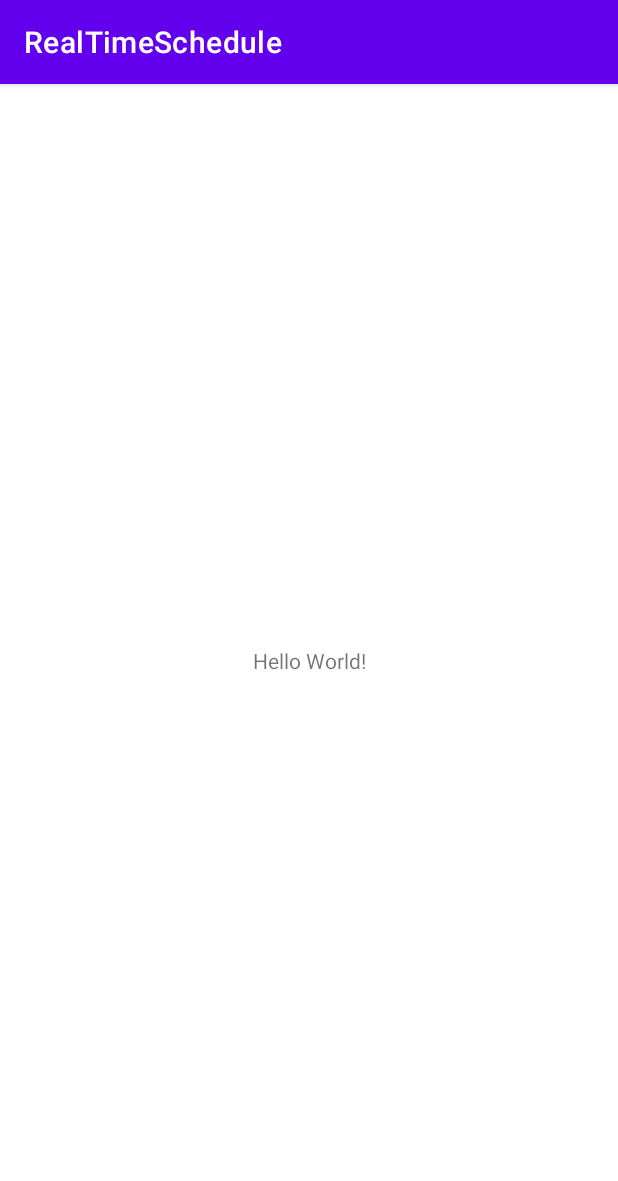
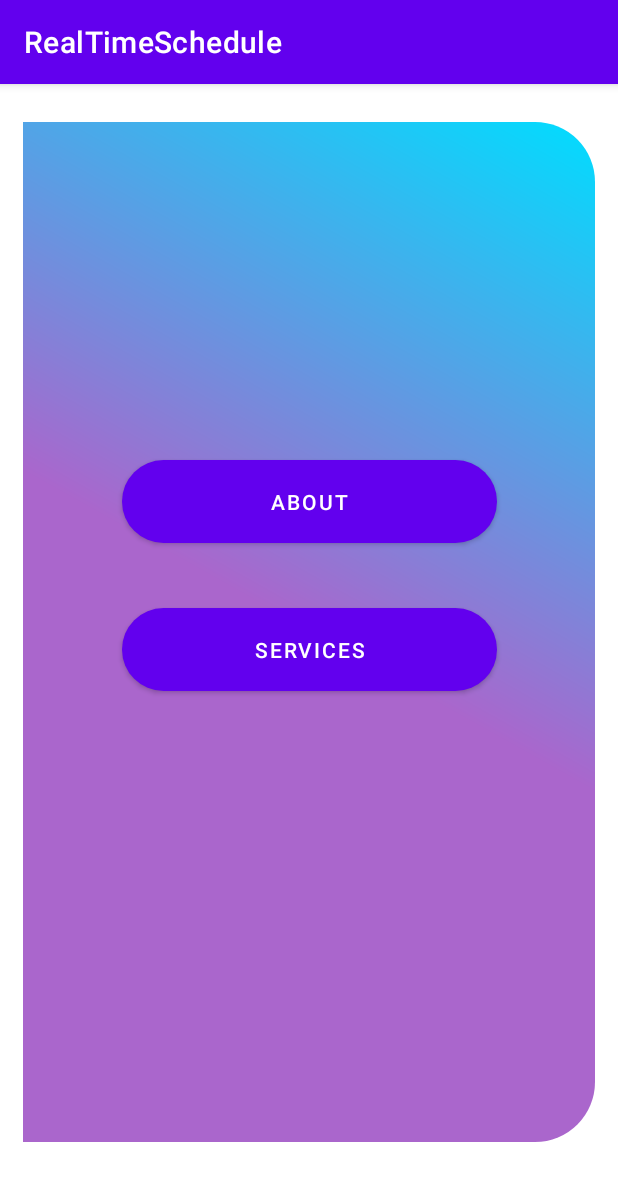
Before and after one commit to muasyaruth/Project, an Android app: the MainActivity screen opened directly, with no data from a screen before it, on a phone screen of 412 x 824 dp. Shown: the top 1181 px of the screen. Run offline under Robolectric (Android 15) with nearby library versions, the phone set to English and light mode, and no system bars.

Commit message:
Events-Application

```diff
--- a/app/build.gradle
+++ b/app/build.gradle
@@ -41,4 +41,5 @@ dependencies {
     testImplementation 'junit:junit:4.13.2'
     androidTestImplementation 'androidx.test.ext:junit:1.1.3'
     androidTestImplementation 'androidx.test.espresso:espresso-core:3.4.0'
+    implementation 'com.google.android.material:material:1.8.0-alpha01'
 }
--- a/app/src/main/java/com/example/realtimeschedule/MainActivity.java
+++ b/app/src/main/java/com/example/realtimeschedule/MainActivity.java
@@ -4,14 +4,27 @@ package com.example.realtimeschedule;
 import androidx.appcompat.app.AppCompatActivity;
 
 
+import android.content.Intent;
 import android.os.Bundle;
+import android.view.View;
+import android.widget.Button;
 
 
 public class MainActivity extends AppCompatActivity {
+    Button services;
 
     @Override
     protected void onCreate(Bundle savedInstanceState) {
         super.onCreate(savedInstanceState);
         setContentView(R.layout.activity_main);
+
+        services= findViewById(R.id.btnServices);
+        services.setOnClickListener(new View.OnClickListener() {
+            @Override
+            public void onClick(View view) {
+                Intent admin= new Intent(MainActivity.this, AdminActivity.class);
+                startActivity(admin);
+            }
+        });
     }
 }
--- a/app/src/main/res/layout/activity_main.xml
+++ b/app/src/main/res/layout/activity_main.xml
@@ -4,15 +4,64 @@
     xmlns:tools="http://schemas.android.com/tools"
     android:layout_width="match_parent"
     android:layout_height="match_parent"
+    android:padding="15dp"
     tools:context=".MainActivity">
 
-    <TextView
-        android:layout_width="wrap_content"
-        android:layout_height="wrap_content"
-        android:text="Hello World!"
+    <ScrollView
+        android:id="@+id/scrollView2"
+        android:layout_width="0dp"
+        android:layout_height="0dp"
+        android:layout_alignParentLeft="true"
+        android:layout_alignParentTop="true"
         app:layout_constraintBottom_toBottomOf="parent"
         app:layout_constraintEnd_toEndOf="parent"
         app:layout_constraintStart_toStartOf="parent"
-        app:layout_constraintTop_toTopOf="parent" />
+        app:layout_constraintTop_toTopOf="parent">
 
+        <RelativeLayout
+            android:layout_width="fill_parent"
+            android:layout_height="fill_parent">
+
+            <androidx.constraintlayout.widget.ConstraintLayout
+                android:layout_width="match_parent"
+                android:layout_height="680dp"
+                android:layout_marginTop="10dp"
+                android:background="@drawable/shape_left_panel"
+                android:padding="15dp">
+
+                <Button
+                    android:id="@+id/About"
+                    android:layout_width="250dp"
+                    android:layout_height="55dp"
+                    android:layout_alignParentTop="true"
+                    android:background="@drawable/shape_login_button"
+                    android:gravity="center"
+                    android:text="About"
+                    android:textColor="@android:color/background_light"
+                    android:textColorHint="@android:color/holo_purple"
+                    app:layout_constraintBottom_toBottomOf="parent"
+                    app:layout_constraintEnd_toEndOf="parent"
+                    app:layout_constraintStart_toStartOf="parent"
+                    app:layout_constraintTop_toTopOf="parent"
+                    app:layout_constraintVertical_bias="0.354" />
+
+                <Button
+                    android:id="@+id/btnServices"
+                    android:layout_width="250dp"
+                    android:layout_height="55dp"
+                    android:layout_alignParentTop="true"
+                    android:background="@drawable/shape_login_button"
+                    android:gravity="center"
+                    android:text="Services"
+                    android:textColor="@android:color/background_light"
+                    android:textColorHint="@android:color/holo_purple"
+                    app:layout_constraintBottom_toBottomOf="parent"
+                    app:layout_constraintEnd_toEndOf="parent"
+                    app:layout_constraintStart_toStartOf="parent"
+                    app:layout_constraintTop_toBottomOf="@+id/About"
+                    app:layout_constraintVertical_bias="0.132" />
+            </androidx.constraintlayout.widget.ConstraintLayout>
+
+        </RelativeLayout>
+    </ScrollView>
 </androidx.constraintlayout.widget.ConstraintLayout>
--- a/app/src/main/res/layout/activity_register.xml
+++ b/app/src/main/res/layout/activity_register.xml
@@ -1,5 +1,6 @@
 <?xml version="1.0" encoding="utf-8"?>
-<androidx.constraintlayout.widget.ConstraintLayout xmlns:android="http://schemas.android.com/apk/res/android"
+<androidx.constraintlayout.widget.ConstraintLayout
+    xmlns:android="http://schemas.android.com/apk/res/android"
     xmlns:app="http://schemas.android.com/apk/res-auto"
     xmlns:tools="http://schemas.android.com/tools"
     android:layout_width="match_parent"
--- a/app/src/main/res/mipmap-anydpi-v26/ic_launcher.xml
+++ /dev/null
@@ -1,5 +0,0 @@
-<?xml version="1.0" encoding="utf-8"?>
-<adaptive-icon xmlns:android="http://schemas.android.com/apk/res/android">
-    <background android:drawable="@drawable/ic_launcher_background" />
-    <foreground android:drawable="@drawable/ic_launcher_foreground" />
-</adaptive-icon>
--- a/app/src/main/res/mipmap-anydpi-v26/ic_launcher_round.xml
+++ /dev/null
@@ -1,5 +0,0 @@
-<?xml version="1.0" encoding="utf-8"?>
-<adaptive-icon xmlns:android="http://schemas.android.com/apk/res/android">
-    <background android:drawable="@drawable/ic_launcher_background" />
-    <foreground android:drawable="@drawable/ic_launcher_foreground" />
-</adaptive-icon>
```
Also changed, not shown: app/src/main/AndroidManifest.xml (+7 -2 lines), app/src/main/res/drawable/ic_launcher_background.xml (+70 -166 lines), app/src/main/res/layout/activity_login.xml (+41 -22 lines), app/src/main/res/mipmap-hdpi/ic_launcher.webp (deleted), app/src/main/res/mipmap-hdpi/ic_launcher_round.webp (deleted), app/src/main/res/mipmap-mdpi/ic_launcher.webp (deleted), app/src/main/res/mipmap-mdpi/ic_launcher_round.webp (deleted), app/src/main/res/mipmap-xhdpi/ic_launcher.webp (deleted), app/src/main/res/mipmap-xhdpi/ic_launcher_round.webp (deleted), app/src/main/res/mipmap-xxhdpi/ic_launcher.webp (deleted), app/src/main/res/mipmap-xxhdpi/ic_launcher_round.webp (deleted), app/src/main/res/mipmap-xxxhdpi/ic_launcher.webp (deleted), app/src/main/res/mipmap-xxxhdpi/ic_launcher_round.webp (deleted).
